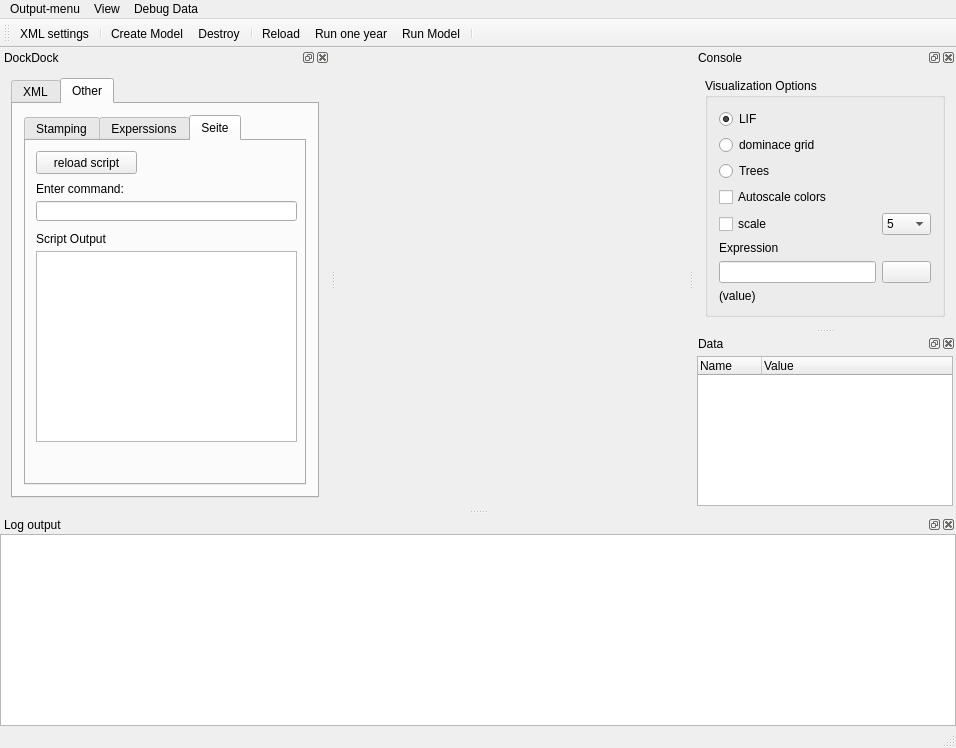
First picture: the form in src/iland/mainwindow.ui, repository edfm-tum/iland-model, before the edit.
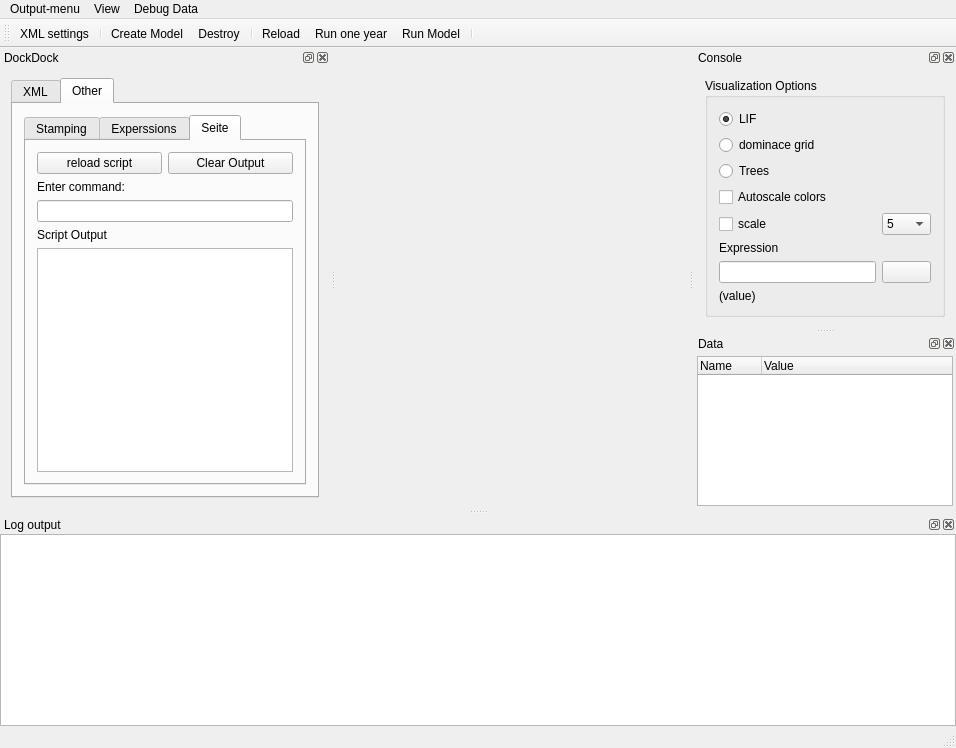
Second picture: the form after the edit. Icons and pictures are not drawn. Custom widgets are drawn as their Qt base class.

Commit message: "script-window" in mainwindow, fixed error in partitioning when NPP was 0.

The edit to the form file:
```diff
--- a/src/iland/mainwindow.ui
+++ b/src/iland/mainwindow.ui
@@ -356,65 +356,42 @@
             <attribute name="title">
              <string>Seite</string>
             </attribute>
+            <layout class="QGridLayout" name="gridLayout_4">
+             <item row="0" column="0">
             <widget class="QPushButton" name="reloadJavaScript">
-             <property name="geometry">
-              <rect>
-               <x>10</x>
-               <y>10</y>
-               <width>101</width>
-               <height>23</height>
-              </rect>
-             </property>
              <property name="text">
               <string>reload script</string>
              </property>
             </widget>
-            <widget class="QLineEdit" name="scriptCommand">
-             <property name="geometry">
-              <rect>
-               <x>10</x>
-               <y>60</y>
-               <width>261</width>
-               <height>20</height>
-              </rect>
-             </property>
-            </widget>
+             </item>
+             <item row="0" column="1">
+              <widget class="QPushButton" name="pushButton">
+               <property name="text">
+                <string>Clear Output</string>
+               </property>
+              </widget>
+             </item>
+             <item row="1" column="0">
             <widget class="QLabel" name="label_5">
-             <property name="geometry">
-              <rect>
-               <x>10</x>
-               <y>40</y>
-               <width>111</width>
-               <height>16</height>
-              </rect>
-             </property>
              <property name="text">
               <string>Enter command:</string>
              </property>
             </widget>
-            <widget class="QTextEdit" name="scriptResult">
-             <property name="geometry">
-              <rect>
-               <x>10</x>
-               <y>110</y>
-               <width>261</width>
-               <height>191</height>
-              </rect>
-             </property>
-            </widget>
+             </item>
+             <item row="2" column="0" colspan="2">
+              <widget class="QLineEdit" name="scriptCommand"/>
+             </item>
+             <item row="3" column="0">
             <widget class="QLabel" name="label_6">
-             <property name="geometry">
-              <rect>
-               <x>10</x>
-               <y>90</y>
-               <width>81</width>
-               <height>16</height>
-              </rect>
-             </property>
              <property name="text">
               <string>Script Output</string>
              </property>
             </widget>
+             </item>
+             <item row="4" column="0" colspan="2">
+              <widget class="QTextEdit" name="scriptResult"/>
+             </item>
+            </layout>
            </widget>
           </widget>
          </item>
```
Left out of the diff: 24 changed lines with no effect on the pictures. Lines whose indentation alone changed are shown as unchanged. The commit also changes 3 other files.
